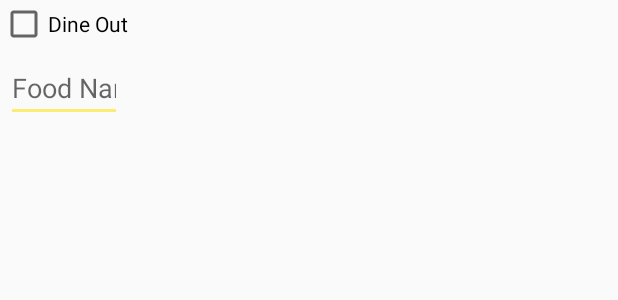
After one commit to jeffreykat/FoodApp_Android, an Android app: the layout dialog_add.xml on its own in the app's theme, with its tools: preview values and no code run, on a phone screen of 412 x 824 dp. The commit adds this screen. Shown: the top 300 px of the screen. Run offline under Robolectric (Android 15) with nearby library versions, the phone set to English and light mode, and no system bars.

Commit message:
Updates/Fixed Add Dialog

```diff
--- a/app/src/main/java/com/example/katherine/foodapp/FoodListActivity.java
+++ b/app/src/main/java/com/example/katherine/foodapp/FoodListActivity.java
@@ -124,7 +124,7 @@ public class FoodListActivity extends AppCompatActivity {
         setContentView(R.layout.activity_food_list);
 
         File delete = new File(getExternalFilesDir(null), "foods.json");
-        delete.delete();
+        //delete.delete();
 
         File JSONfile = new File(getExternalFilesDir(null), "foods.json");
         if(!JSONfile.exists()) {
@@ -267,6 +267,7 @@ public class FoodListActivity extends AppCompatActivity {
             View rootView = inflater.inflate(R.layout.fragment_food_list, container, false);
             final TextView textView = (TextView) rootView.findViewById(R.id.section_label);
             textView.setText(parseJSON(getArguments().getInt(ARG_SECTION_NUMBER)));
+            textView.setTextSize(20);
             return rootView;
         }
     }
--- /dev/null
+++ b/app/src/main/res/layout/dialog_add.xml
@@ -0,0 +1,21 @@
+<?xml version="1.0" encoding="utf-8"?>
+<LinearLayout xmlns:android="http://schemas.android.com/apk/res/android"
+    android:orientation="vertical"
+    android:layout_width="wrap_content"
+    android:layout_height="wrap_content">
+    <android.support.v7.widget.AppCompatCheckBox
+        android:layout_width="wrap_content"
+        android:layout_height="wrap_content"
+        android:text="@string/eat_out"/>
+    <EditText
+        android:id="@+id/food_name"
+        android:inputType="text"
+        android:layout_width="match_parent"
+        android:layout_height="wrap_content"
+        android:layout_marginTop="4dp"
+        android:layout_marginLeft="4dp"
+        android:layout_marginRight="4dp"
+        android:layout_marginBottom="16dp"
+        android:fontFamily="sans-serif"
+        android:hint="@string/food_name"/>
+</LinearLayout>
```
Also changed, not shown: app/src/main/assets/foods.json (+4 -4 lines), app/src/main/java/com/example/katherine/foodapp/MainActivity.java (+58 -38 lines), app/src/main/res/layout/activity_main.xml (+4 -4 lines), app/src/main/res/values/strings.xml (+7 -1 lines).
